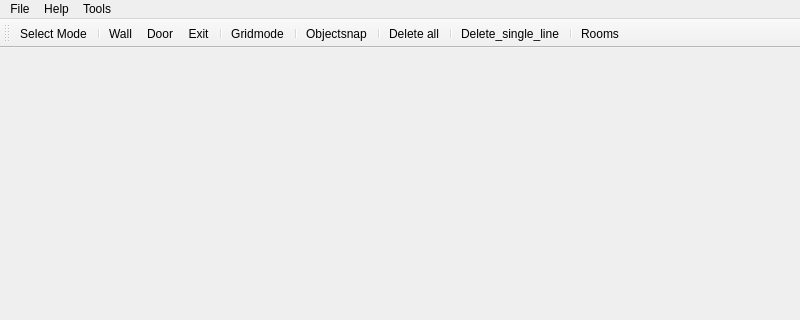
The window that forms/mainwindow.ui (JuPedSim/jpseditor) describes before a commit, drawn with Qt 5; both pictures show x 0 to 800 and y 0 to 320 of the 800 by 600 pixel window.
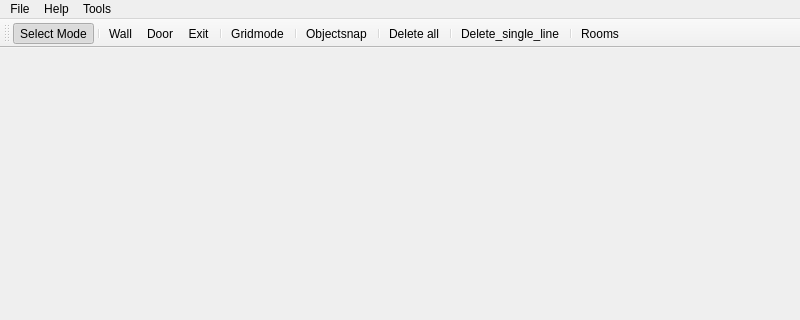
The same window after the commit. Icons and pictures are not drawn.

What changed in the file:
```diff
--- a/forms/mainwindow.ui
+++ b/forms/mainwindow.ui
@@ -305,6 +305,9 @@
    <property name="checkable">
     <bool>true</bool>
    </property>
+   <property name="checked">
+    <bool>true</bool>
+   </property>
    <property name="enabled">
     <bool>true</bool>
    </property>
```
